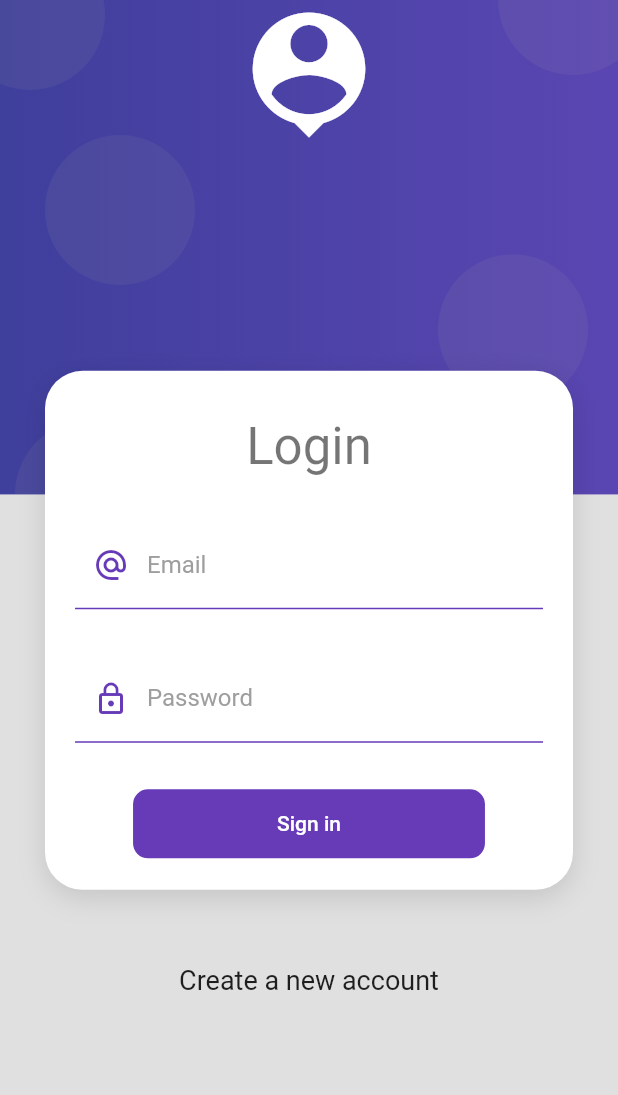
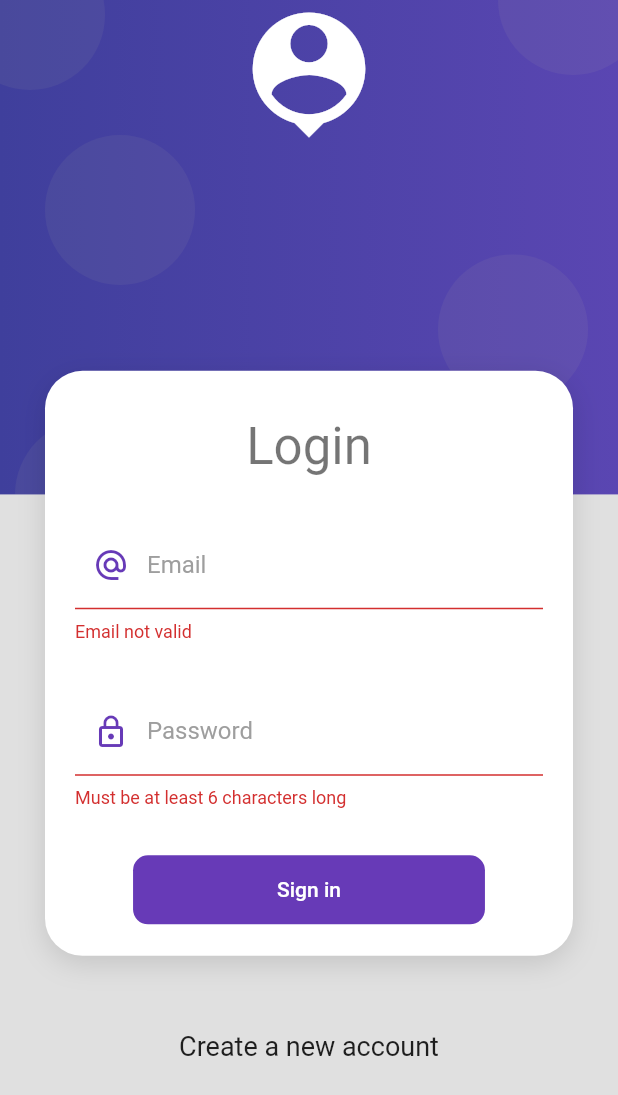
Before and after one commit to blessedmate/flutter-products-app, a Flutter app: the screen it shows after launch, after a tap on "Sign in", on a phone screen of 412 x 824 dp. Shown: the top 1095 px of the screen. Run offline on Flutter 3.47's test engine with Material 2 defaults, Android fonts, the phone set to English and light mode, and no system bars.

Commit message:
full login validation and provider state manager

```diff
--- /dev/null
+++ b/lib/providers/login_form_provider.dart
@@ -0,0 +1,21 @@
+import 'package:flutter/material.dart';
+
+class LoginFormProvider extends ChangeNotifier {
+  GlobalKey<FormState> formKey = GlobalKey<FormState>();
+
+  String email = '';
+  String password = '';
+
+  bool _isLoading = false;
+  bool get isLoading => _isLoading;
+  set isLoading(bool value) {
+    _isLoading = value;
+
+    // Use setters and getters for notifying listeners
+    notifyListeners();
+  }
+
+  bool isValidForm() {
+    return formKey.currentState?.validate() ?? false;
+  }
+}
--- a/lib/screens/login_screen.dart
+++ b/lib/screens/login_screen.dart
@@ -1,6 +1,8 @@
 import 'package:flutter/material.dart';
+import 'package:flutter_products_app/providers/login_form_provider.dart';
 import 'package:flutter_products_app/ui/custom_input_decorations.dart';
 import 'package:flutter_products_app/widgets/widgets.dart';
+import 'package:provider/provider.dart';
 
 class LoginScreen extends StatelessWidget {
   const LoginScreen({Key? key}) : super(key: key);
@@ -38,7 +40,13 @@ class _LogInBox extends StatelessWidget {
                   style: Theme.of(context).textTheme.headline4,
                 ),
                 const SizedBox(height: 30),
-                const _LoginForm(),
+
+                // Wrap the widget that will be updated in a ChangeNotifierProvider for state management.
+
+                ChangeNotifierProvider(
+                  create: (_) => LoginFormProvider(),
+                  child: const _LoginForm(),
+                )
               ],
             ),
           ),
@@ -55,11 +63,16 @@ class _LoginForm extends StatelessWidget {
 
   @override
   Widget build(BuildContext context) {
+    // Reference to provider
+    final loginForm = Provider.of<LoginFormProvider>(context);
     return Container(
       child: Form(
-        //TODO: Reference to key
+        // Reference to provider key
+        key: loginForm.formKey,
+        autovalidateMode: AutovalidateMode.onUserInteraction,
         child: Column(
           children: [
+            // Email Form Field
             TextFormField(
               autocorrect: false,
               keyboardType: TextInputType.emailAddress,
@@ -68,8 +81,18 @@ class _LoginForm extends StatelessWidget {
                 labelText: 'Email',
                 prefixIcon: Icons.alternate_email,
               ),
+              onChanged: (value) => loginForm.email = value,
+              // Email Validator using regular expression
+              validator: (value) {
+                String pattern =
+                    r'^(([^<>()[\]\\.,;:\s@\"]+(\.[^<>()[\]\\.,;:\s@\"]+)*)|(\".+\"))@((\[[0-9]{1,3}\.[0-9]{1,3}\.[0-9]{1,3}\.[0-9]{1,3}\])|(([a-zA-Z\-0-9]+\.)+[a-zA-Z]{2,}))$';
+                RegExp regExp = RegExp(pattern);
+                return regExp.hasMatch(value ?? '') ? null : 'Email not valid';
+              },
             ),
             const SizedBox(height: 30),
+
+            // Password Form Field
             TextFormField(
               autocorrect: false,
               obscureText: true,
@@ -79,6 +102,13 @@ class _LoginForm extends StatelessWidget {
                 labelText: 'Password',
                 prefixIcon: Icons.lock_outline,
               ),
+              onChanged: (value) => loginForm.password = value,
+              validator: (value) {
+                if (value != null && value.length >= 6) {
+                  return null;
+                }
+                return 'Must be at least 6 characters long';
+              },
             ),
             const SizedBox(height: 30),
             MaterialButton(
@@ -90,14 +120,29 @@ class _LoginForm extends StatelessWidget {
               child: Container(
                 padding:
                     const EdgeInsets.symmetric(horizontal: 80, vertical: 15),
-                child: const Text(
-                  'Sign in',
+                child: Text(
+                  loginForm.isLoading ? '...' : 'Sign in',
                   style: TextStyle(color: Colors.white),
                 ),
               ),
-              onPressed: () {
-                // TODO: Login form
-              },
+              onPressed: loginForm.isLoading
+                  ? null
+                  : () async {
+                      FocusScope.of(context).unfocus();
+
+                      if (!loginForm.isValidForm()) {
+                        return;
+                      } else {
+                        loginForm.isLoading = true;
+
+                        await Future.delayed(Duration(seconds: 2));
+
+                        // TODO: Login validation
+                        loginForm.isLoading = false;
+
+                        Navigator.pushReplacementNamed(context, 'home');
+                      }
+                    },
             )
           ],
         ),
```
Also changed, not shown: pubspec.yaml (+4 -12 lines), pubspec.lock.
